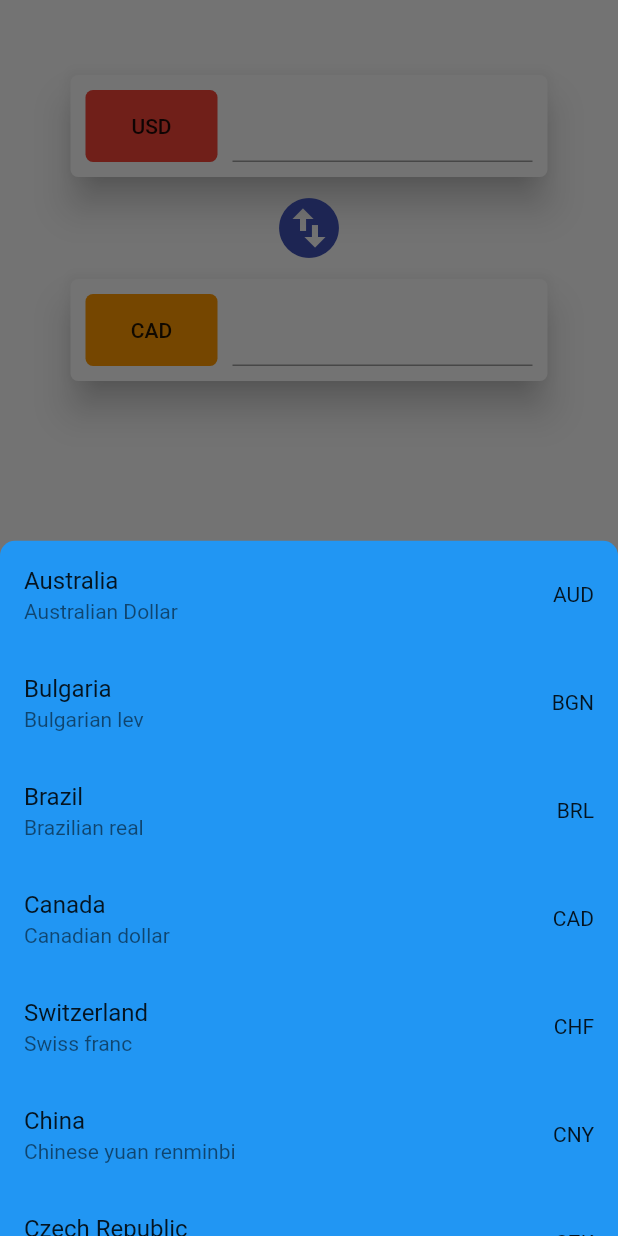
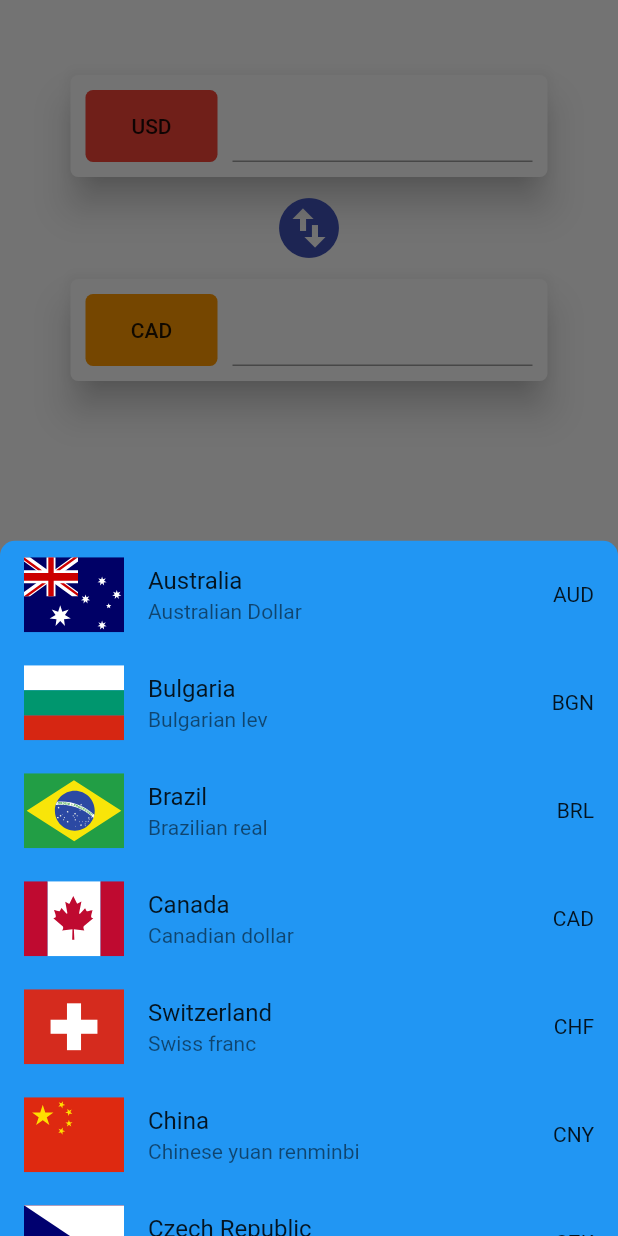
Before and after one commit to adso023/Currency-Exchange-App, a Flutter app: the screen it shows after launch, after a tap on "USD", on a phone screen of 412 x 824 dp. Run offline on Flutter 3.47's test engine with Material 2 defaults, Android fonts, the phone set to English and light mode, and no system bars; our stand-ins replace flutter_svg; network calls fail.

Commit message:
Added flag support

```diff
--- a/lib/Views/CountryList.dart
+++ b/lib/Views/CountryList.dart
@@ -1,5 +1,6 @@
 import 'package:flutter/material.dart';
 import 'package:currencyexchange_app/Data/CountryList.dart';
+import 'package:flutter_svg/flutter_svg.dart';
 
 class CountryListSheet extends StatefulWidget {
   final Function(Map<String, String> country) onCountrySelected;
@@ -36,6 +37,7 @@ class _CountryListSheetState extends State<CountryListSheet> {
             title: Text(country["Country"]),
             subtitle: Text(country["Name"]),
             trailing: Text(country["Code"]),
+            leading: SvgPicture.asset(country["flag"], height: 50,),
             onTap: () {
               widget.onCountrySelected(country);
               Navigator.pop(context);
```
